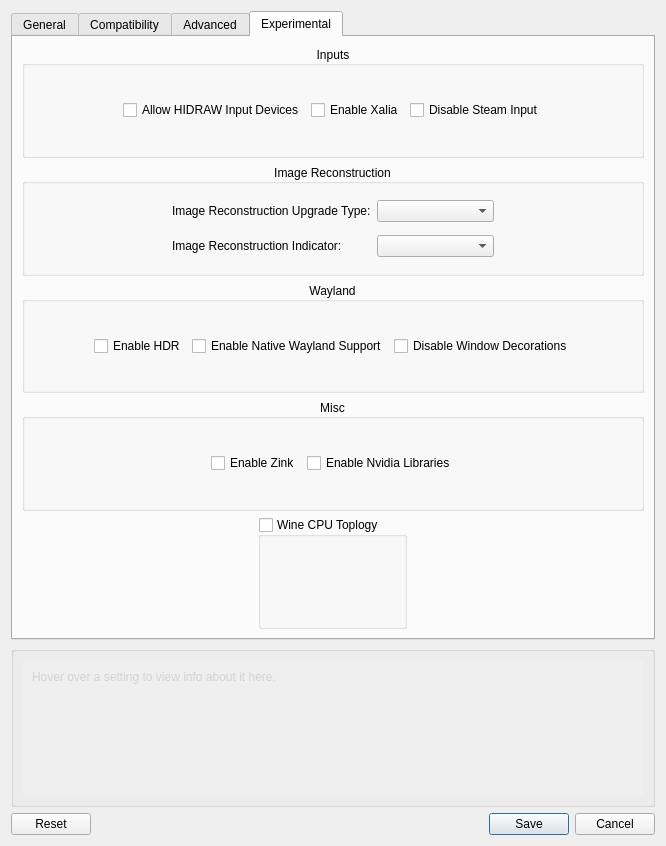
This is src/neroprefixsettings.ui in KeyesTheWah/Nero-umu as Qt 5 draws it before an edit. The edited form follows.
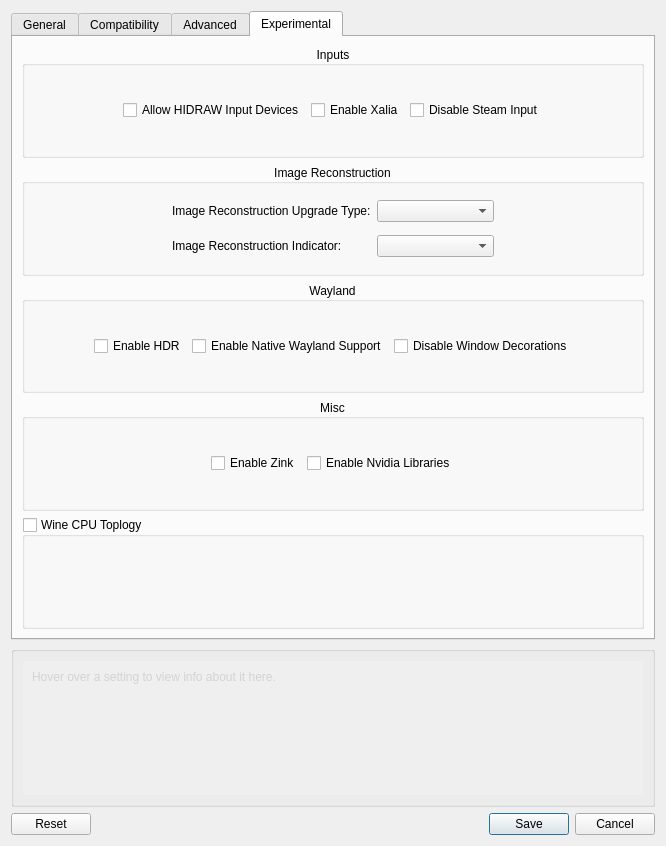
This is the edited form. Icons and pictures are not drawn.

```diff
--- a/src/neroprefixsettings.ui
+++ b/src/neroprefixsettings.ui
@@ -2080,7 +2080,7 @@
          </layout>
         </widget>
        </item>
-       <item row="6" column="0" alignment="Qt::AlignmentFlag::AlignHCenter">
+       <item row="6" column="0">
         <widget class="QGroupBox" name="wineTopology">
          <property name="title">
           <string>Wine CPU Toplogy</string>
```
